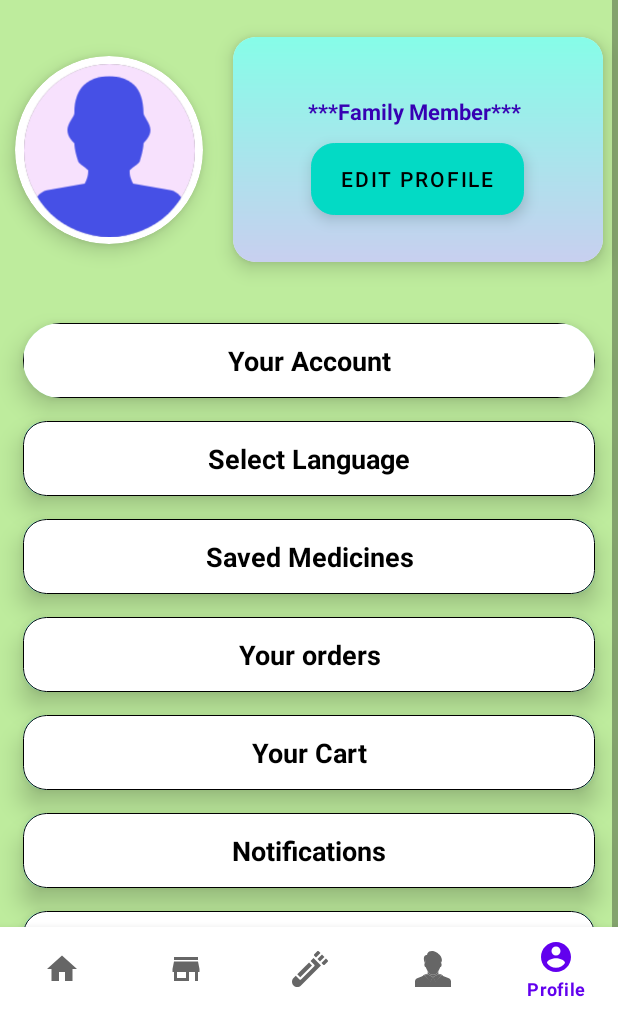
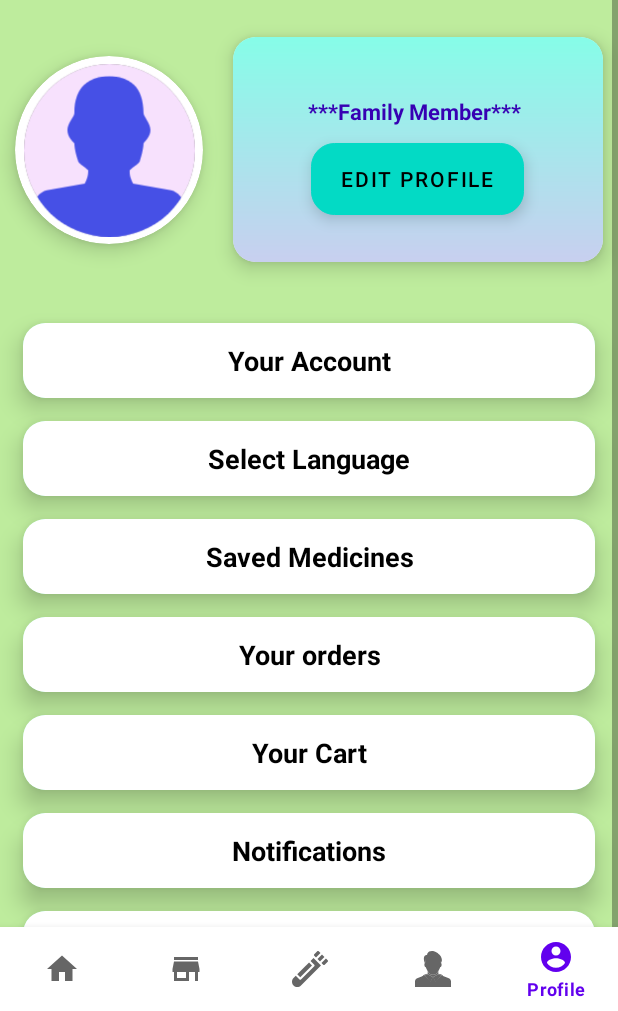
Before and after one commit to Samanvay-Arya/Ausidhi-SS-, an Android app: the Login_1 screen opened directly, with no data from a screen before it, in the side drawer, after a tap on "Profile", on a phone screen of 412 x 824 dp, the part 225-1236 px from its top. Run offline under Robolectric (Android 15) with nearby library versions, the light colour scheme and no system bars; our stand-ins replace Firebase (no records; nobody signed in at launch, a user with empty details on screens opened directly); libraries missing offline, so code that uses them is left out: com.hbb20, com.smarteist.autoimageslider; Roboto replaces fonts that are not available here; 8 statements that could not run were skipped.

Commit message:
All product universal activity working fine for all intents and login page ui changed

```diff
--- a/app/src/main/java/com/example/docsapp/GadgetsCategoryGridAdapter.java
+++ b/app/src/main/java/com/example/docsapp/GadgetsCategoryGridAdapter.java
@@ -24,6 +24,7 @@ import java.util.ArrayList;
 public class GadgetsCategoryGridAdapter extends FirebaseRecyclerAdapter<GadgetsCategoryModel,GadgetsCategoryGridAdapter.viewHolder> {
 
 
+
     private GadgetsCategoryGridAdapter.OnItemClickListener listener;
     public GadgetsCategoryGridAdapter(@NonNull FirebaseRecyclerOptions<GadgetsCategoryModel> options) {
         super(options);
@@ -32,6 +33,7 @@ public class GadgetsCategoryGridAdapter extends FirebaseRecyclerAdapter<GadgetsC
     @Override
     protected void onBindViewHolder(@NonNull viewHolder holder, int position, @NonNull GadgetsCategoryModel model) {
         holder.Name.setText(model.getName());
+
         Glide.with(holder.Image.getContext()).load(model.getImage()).into(holder.Image);
 
     }
--- a/app/src/main/java/com/example/docsapp/Login_1.java
+++ b/app/src/main/java/com/example/docsapp/Login_1.java
@@ -2,12 +2,14 @@ package com.example.docsapp;
 
 import androidx.annotation.NonNull;
 import androidx.appcompat.app.AppCompatActivity;
+import androidx.recyclerview.widget.GridLayoutManager;
 import androidx.recyclerview.widget.RecyclerView;
 
 import android.content.Intent;
 import android.graphics.Color;
 import android.nfc.Tag;
 import android.os.Bundle;
+import android.os.CountDownTimer;
 import android.util.Log;
 import android.view.View;
 import android.widget.Button;
@@ -15,9 +17,12 @@ import android.widget.CheckBox;
 import android.widget.CompoundButton;
 import android.widget.EditText;
 import android.widget.ImageButton;
+import android.widget.ProgressBar;
 import android.widget.RadioGroup;
+import android.widget.TextView;
 import android.widget.Toast;
 
+import com.firebase.ui.database.FirebaseRecyclerOptions;
 import com.google.android.gms.auth.api.signin.GoogleSignIn;
 import com.google.android.gms.auth.api.signin.GoogleSignInAccount;
 import com.google.android.gms.auth.api.signin.GoogleSignInClient;
@@ -41,6 +46,7 @@ import com.google.firebase.auth.FirebaseUser;
 import com.google.firebase.auth.GoogleAuthProvider;
 import com.google.firebase.auth.PhoneAuthCredential;
 import com.google.firebase.auth.PhoneAuthProvider;
+import com.google.firebase.database.FirebaseDatabase;
 import com.hbb20.CountryCodePicker;
 
 import java.util.concurrent.TimeUnit;
@@ -64,6 +70,9 @@ public class Login_1 extends AppCompatActivity {
     Button Email_SignIn;
     CheckBox checkBox;
     GoogleApiClient googleApiClient;
+    TextView TVTimer;
+    int timer=60;
+    ProgressBar progressBar;
 
 
     @Override
@@ -79,7 +88,8 @@ public class Login_1 extends AppCompatActivity {
         Auth=FirebaseAuth.getInstance();
         OTP=findViewById(R.id.editTextOTP);
         GetOTP=findViewById(R.id.Get_OTP_button);
-        checkBox=findViewById(R.id.Checkbox_SIgnIn_with_phone);
+        TVTimer=findViewById(R.id.Login_WIth_Phone_Timer);
+        progressBar=findViewById(R.id.Progress_Bar_Login_With_Phone);
         createRequest();
         Email_SignIn.setOnClickListener(new View.OnClickListener() {
             @Override
@@ -100,6 +110,21 @@ public class Login_1 extends AppCompatActivity {
             public void onClick(View v) {
                 UserPhoneNumber= countryCodePicker.getFullNumberWithPlus().replace(" ","");
                 initiateOTP();
+                GetOTP.setVisibility(View.GONE);
+               progressBar.setVisibility(View.VISIBLE);
+                new CountDownTimer(60000, 1000) {
+                    @Override
+                    public void onTick(long millisUntilFinished) {
+                        TVTimer.setText(timer);
+                        timer-=1;
+                    }
+
+                    @Override
+                    public void onFinish() {
+                      GetOTP.setVisibility(View.VISIBLE);
+                      progressBar.setVisibility(View.GONE);
+                    }
+                }.start();
             }
         });
 
--- a/app/src/main/java/com/example/docsapp/home.java
+++ b/app/src/main/java/com/example/docsapp/home.java
@@ -27,6 +27,7 @@ import androidx.fragment.app.Fragment;
 import android.os.CountDownTimer;
 import android.os.Handler;
 import android.provider.MediaStore;
+import android.text.InputType;
 import android.text.TextUtils;
 import android.view.LayoutInflater;
 import android.view.MenuItem;
@@ -39,16 +40,22 @@ import android.widget.ProgressBar;
 import android.widget.TextView;
 import android.widget.Toast;
 
+import com.google.android.gms.tasks.OnSuccessListener;
 import com.google.android.material.navigation.NavigationView;
+import com.google.firebase.auth.FirebaseAuth;
 import com.google.firebase.database.DataSnapshot;
 import com.google.firebase.database.DatabaseError;
 import com.google.firebase.database.DatabaseReference;
 import com.google.firebase.database.FirebaseDatabase;
 import com.google.firebase.database.ValueEventListener;
+import com.google.firebase.firestore.DocumentReference;
+import com.google.firebase.firestore.FirebaseFirestore;
 import com.smarteist.autoimageslider.IndicatorView.animation.type.IndicatorAnimationType;
 import com.smarteist.autoimageslider.SliderAnimations;
 import com.smarteist.autoimageslider.SliderView;
 
+import java.util.HashMap;
+import java.util.Map;
 import java.util.Objects;
 
 import static android.app.Activity.RESULT_OK;
@@ -57,6 +64,7 @@ import static android.app.Activity.RESULT_OK;
 public class home extends Fragment {
     private static final int REQUEST_IMAGE_CAPTURE =1 ;
     public SliderView top_sliderView;
+    String intentUniversal;
     Button call_for_orders,SearchUniversal;
     Button AskQuerry;
     ImageButton camera_prescription;
@@ -92,11 +100,18 @@ public class home extends Fragment {
             R.drawable.three,
             R.drawable.four
     };
+    FirebaseFirestore Store;
+    FirebaseAuth Auth;
+    String UserID;
 
     @Nullable
     @Override
     public View onCreateView(@NonNull LayoutInflater inflater, @Nullable ViewGroup container, @Nullable Bundle savedInstanceState) {
         View v = inflater.inflate(R.layout.fragment_home, container, false);
+        Store = FirebaseFirestore.getInstance();
+        Auth=FirebaseAuth.getInstance();
+        UserID= Objects.requireNonNull(Auth.getCurrentUser()).getUid();
+
         top_sliderView = v.findViewById(R.id.top_slider_view);
         camera_prescription=v.findViewById(R.id.Button_Image_Below_AskQuery);
         LoadingDialog loadingDialog = new LoadingDialog(getActivity());
@@ -153,6 +168,7 @@ public class home extends Fragment {
 
            }
 
+
       new CountDownTimer(5000,500){
 
           @Override
@@ -197,9 +213,9 @@ public class home extends Fragment {
         call_for_orders.setOnClickListener(new View.OnClickListener() {
             @Override
             public void onClick(View v) {
-                if (ContextCompat.checkSelfPermission(getActivity(),Manifest.permission
+                if (ContextCompat.checkSelfPermission(requireActivity(),Manifest.permission
                         .CALL_PHONE)!= PackageManager.PERMISSION_GRANTED){
-                    ActivityCompat.requestPermissions(getActivity(),new String[] {Manifest.permission.CALL_PHONE},1);
+                    ActivityCompat.requestPermissions(requireActivity(),new String[] {Manifest.permission.CALL_PHONE},1);
                 }
                 else {
                     Intent call = new Intent(Intent.ACTION_CALL);
@@ -211,9 +227,9 @@ public class home extends Fragment {
         AskQuerry.setOnClickListener(new View.OnClickListener() {
             @Override
             public void onClick(View v) {
-                if (ContextCompat.checkSelfPermission(getActivity(),Manifest.permission
+                if (ContextCompat.checkSelfPermission(requireActivity(),Manifest.permission
                         .SEND_SMS)!= PackageManager.PERMISSION_GRANTED){
-                    ActivityCompat.requestPermissions(getActivity(),new String[] {Manifest.permission.SEND_SMS},1);
+                    ActivityCompat.requestPermissions(requireActivity(),new String[] {Manifest.permission.SEND_SMS},1);
                 }
                 else {
                     Intent Query = new Intent(Intent.ACTION_SENDTO, Uri.parse("smsto:" + "8218655014"));
@@ -275,7 +291,29 @@ public class home extends Fragment {
         });
 
 
+        Trending_Topic_1.setOnClickListener(new View.OnClickListener() {
+            @Override
+            public void onClick(View v) {
+             intentUniversal=Trending_Topic_1.getText().toString();
+             sendIntent();
+            }
+        });
+
         return v;
+    }
+
+    private void sendIntent() {
+        DocumentReference documentReference=Store.collection("Users").document(UserID);
+        Map<String,Object> user= new HashMap<>();
+        user.put("Home_Intent",intentUniversal);
+        documentReference.update(user).addOnSuccessListener(new OnSuccessListener<Void>() {
+            @Override
+            public void onSuccess(@NonNull Void aVoid) {
+
+            }
+        });
+        Intent i=new Intent(getActivity(),AllProductUniversal.class);
+        startActivity(i);
     }
 
 
--- a/app/src/main/java/com/example/docsapp/profile.java
+++ b/app/src/main/java/com/example/docsapp/profile.java
@@ -42,6 +42,8 @@ import org.w3c.dom.Text;
 
 import java.util.HashMap;
 import java.util.Map;
+import java.util.Objects;
+
 import static com.example.docsapp.R.id.fragment_container_view_tag;
 
 
@@ -77,11 +79,12 @@ public class profile extends Fragment {
         Notifications=v.findViewById(R.id.Notifications_Profile);
         DoctorAppointment=v.findViewById(R.id.Doctors_Appointment_orders_Profile);
 
-        UserID=Auth.getCurrentUser().getUid();
+        UserID= Objects.requireNonNull(Auth.getCurrentUser()).getUid();
         DocumentReference documentReference=Store.collection("Users").document(UserID);
         documentReference.addSnapshotListener( new EventListener<DocumentSnapshot>() {
             @Override
             public void onEvent(@Nullable DocumentSnapshot value, @Nullable FirebaseFirestoreException error) {
+                assert value != null;
                 if (value.getString("Full Name")!=null){
                     User_Name.setText(value.getString("Full Name"));
                 }
@@ -98,7 +101,8 @@ public class profile extends Fragment {
         SelectLanguage.setOnClickListener(new View.OnClickListener() {
             @Override
             public void onClick(View v) {
-                Toast.makeText(getActivity(), "select Language", Toast.LENGTH_SHORT).show();
+                Intent i= new Intent(getActivity(),AllProductUniversal.class);
+                startActivity(i);
             }
         });
         SavedMedicines.setOnClickListener(new View.OnClickListener() {
--- a/app/src/main/res/layout/fragment_home.xml
+++ b/app/src/main/res/layout/fragment_home.xml
@@ -4,7 +4,7 @@
     xmlns:tools="http://schemas.android.com/tools"
     android:layout_width="match_parent"
     android:layout_height="match_parent"
-    android:background="@color/Mustard"
+    android:background="@color/Pale_Aquamarine"
     android:orientation="vertical"
     tools:context=".home">
 
@@ -376,6 +376,8 @@
                                     android:id="@+id/Trending_Topic_1"
                                     android:layout_width="wrap_content"
                                     android:layout_height="wrap_content"
+                                    android:clickable="true"
+                                    android:focusable="true"
                                     android:layout_gravity="center"
                                     android:layout_marginHorizontal="8dp"
                                     android:textColor="@color/black"
--- a/app/src/main/res/layout/fragment_profile.xml
+++ b/app/src/main/res/layout/fragment_profile.xml
@@ -121,33 +121,31 @@
             </LinearLayout>
 
 
-
-
             <androidx.cardview.widget.CardView
                 android:id="@+id/yourAccount"
                 android:layout_width="match_parent"
+                android:layout_height="50dp"
+                android:layout_gravity="center_horizontal"
                 android:layout_marginHorizontal="15dp"
-                android:layout_height="50dp"
-                app:cardCornerRadius="30dp"
+                android:layout_marginTop="15dp"
                 android:clickable="true"
                 android:focusable="true"
-                android:layout_marginTop="15dp"
-                app:cardElevation="10dp"
                 app:cardBackgroundColor="#94FDEB"
-                android:layout_gravity="center_horizontal">
+                app:cardCornerRadius="15dp"
+                app:cardElevation="10dp">
 
                 <TextView
                     android:layout_width="match_parent"
                     android:layout_height="match_parent"
                     android:layout_gravity="center"
-                    android:background="@drawable/custom_button_2"
+                    android:background="@color/white"
                     android:gravity="center"
                     android:text="Your Account"
-                    app:autoSizeTextType="uniform"
+                    android:textColor="@color/black"
+                    android:textStyle="bold"
                     app:autoSizeMaxTextSize="18sp"
                     app:autoSizeMinTextSize="2sp"
-                    android:textColor="@color/black"
-                    android:textStyle="bold"
+                    app:autoSizeTextType="uniform"
                     tools:ignore="UsingOnClickInXml"
                     tools:targetApi="o" />
             </androidx.cardview.widget.CardView>
@@ -167,7 +165,7 @@
                     android:layout_width="match_parent"
                     android:layout_height="match_parent"
                     android:layout_gravity="center"
-                    android:background="@drawable/custom_button_2"
+                    android:background="@color/white"
                     android:text="Select Language"
                     app:autoSizeTextType="uniform"
                     app:autoSizeMaxTextSize="18sp"
@@ -193,7 +191,7 @@
                     android:layout_width="match_parent"
                     android:layout_height="match_parent"
                     android:layout_gravity="center"
-                    android:background="@drawable/custom_button_2"
+                    android:background="@color/white"
                     android:text="Saved Medicines"
                     app:autoSizeTextType="uniform"
                     app:autoSizeMaxTextSize="18sp"
@@ -220,7 +218,7 @@
                     android:layout_width="match_parent"
                     android:layout_height="match_parent"
                     android:layout_gravity="center"
-                    android:background="@drawable/custom_button_2"
+                    android:background="@color/white"
                     android:text="Your orders"
                     app:autoSizeTextType="uniform"
                     app:autoSizeMaxTextSize="18sp"
@@ -246,7 +244,7 @@
                     android:layout_width="match_parent"
                     android:layout_height="match_parent"
                     android:layout_gravity="center"
-                    android:background="@drawable/custom_button_2"
+                    android:background="@color/white"
                     android:text="Your Cart"
                     app:autoSizeTextType="uniform"
                     app:autoSizeMaxTextSize="18sp"
@@ -273,7 +271,7 @@
                     android:layout_width="match_parent"
                     android:layout_height="match_parent"
                     android:layout_gravity="center"
-                    android:background="@drawable/custom_button_2"
+                    android:background="@color/white"
                     android:text="Notifications"
                     android:gravity="center"
                     app:autoSizeTextType="uniform"
@@ -300,7 +298,7 @@
                     android:layout_width="match_parent"
                     android:layout_height="match_parent"
                     android:layout_gravity="center"
-                    android:background="@drawable/custom_button_2"
+                    android:background="@color/white"
                     android:text="Your Doctor's Appointments"
                     android:gravity="center"
                     app:autoSizeTextType="uniform"
```
Also changed, not shown: app/src/main/java/com/example/docsapp/AllProductUniversal.java (+67 -11 lines), app/src/main/java/com/example/docsapp/AllProductUniversalAdapter.java (+5 -4 lines), app/src/main/java/com/example/docsapp/Universal_Search.java (+14 -3 lines), app/src/main/java/com/example/docsapp/gadgets_first_page.java (+32 -6 lines), app/src/main/res/layout/activity_login_1.xml (+29 -12 lines), app/src/main/res/layout/activity_your_account.xml (+24 -4 lines), app/src/main/res/layout/all_product_universal.xml (+14 -0 lines).
